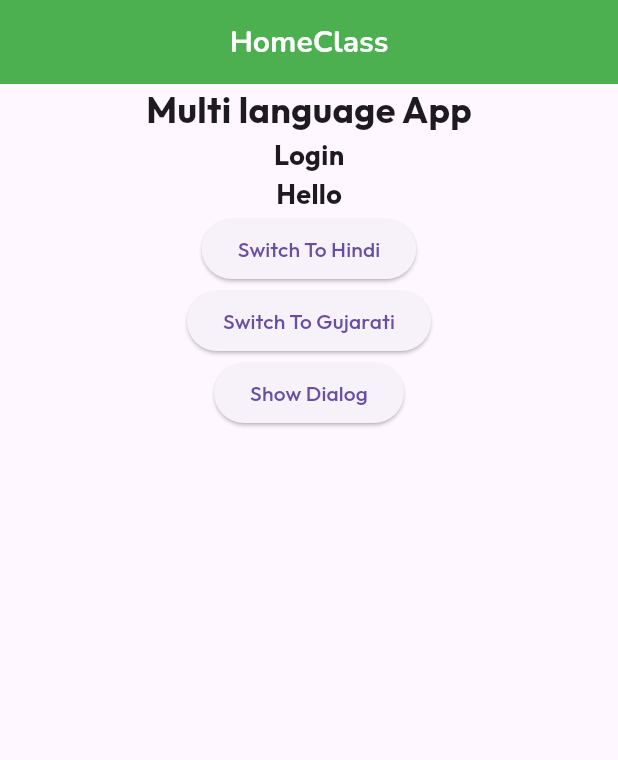
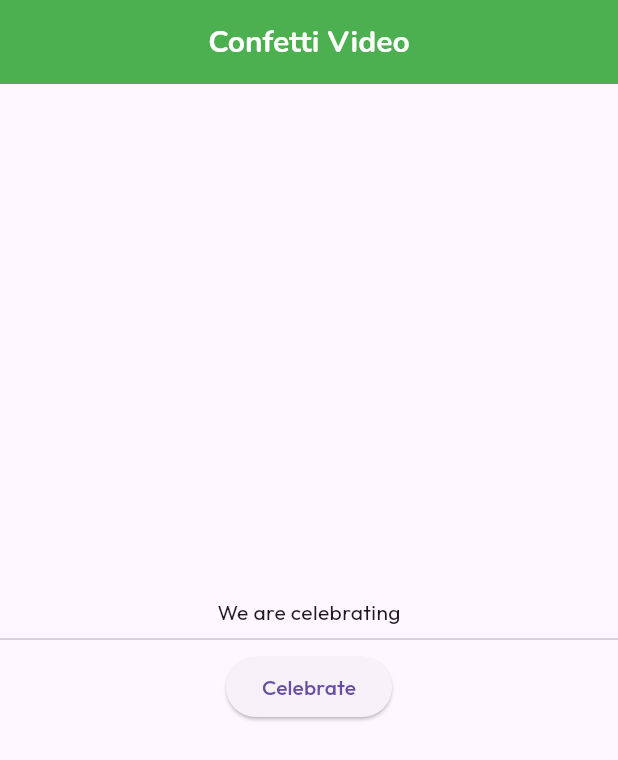
Before and after one commit to Sachinbarot/first_app, a Flutter app: the screen it shows after launch, on a phone screen of 412 x 824 dp. Shown: the top 760 px of the screen. Run offline on Flutter 3.47's test engine with Material 3 defaults, Android fonts, the phone set to English and light mode, and no system bars; drawn by our look-alikes of confetti; our stand-ins replace carousel_slider, flutter_lucide, flutter_neumorphic_plus, flutter_slidable, fluttertoast, get and 9 more; missing offline and left inert: flutter_animate_on_scroll.

Commit message:
confetti video screen added.

```diff
--- a/lib/main.dart
+++ b/lib/main.dart
@@ -5,6 +5,7 @@ import 'package:first_app/getXapp/localization/languages.dart';
 import 'package:first_app/getXapp/views/home.dart';
 import 'package:first_app/keplerapp/profile.dart';
 import 'package:first_app/yt/anim_scroll.dart';
+import 'package:first_app/yt/confetti_vid.dart';
 import 'package:first_app/yt/image_cropper.dart';
 import 'package:first_app/yt/shimmer.dart';
 import 'package:flutter/material.dart';
@@ -45,7 +46,7 @@ class MyApp extends StatelessWidget {
       translations: AppLanguages(),
       locale: Locale('en', 'US'),
       getPages: [
-        GetPage(name: '/', page: () => HomeClass(), binding: HomeBinding()),
+        GetPage(name: '/', page: () => ConfettiVid()),
       ],
     );
   }
--- /dev/null
+++ b/lib/yt/confetti_vid.dart
@@ -0,0 +1,47 @@
+import 'package:confetti/confetti.dart';
+import 'package:flutter/material.dart';
+
+class ConfettiVid extends StatefulWidget {
+  ConfettiVid({super.key});
+
+  @override
+  State<ConfettiVid> createState() => _ConfettiVidState();
+}
+
+class _ConfettiVidState extends State<ConfettiVid> {
+  ConfettiController _controller = ConfettiController();
+
+  @override
+  Widget build(BuildContext context) {
+    return Scaffold(
+      appBar: AppBar(
+        title: const Text("Confetti Video"),
+      ),
+      body: Column(
+        mainAxisAlignment: MainAxisAlignment.center,
+        children: [
+          ConfettiWidget(
+            confettiController: _controller,
+            maxBlastForce: 100,
+            blastDirectionality: BlastDirectionality.explosive,
+            numberOfParticles: 50,
+            shouldLoop: false,
+            colors: [Colors.green, Colors.black],
+            gravity: 0.3,
+            blastDirection: 180,
+            child: Text("We are celebrating"),
+          ),
+          Divider(),
+          ElevatedButton(
+            child: Text("Celebrate"),
+            onPressed: () {
+              setState(() {
+                _controller.play();
+              });
+            },
+          )
+        ],
+      ),
+    );
+  }
+}
```
Also changed, not shown: 13 other files.
